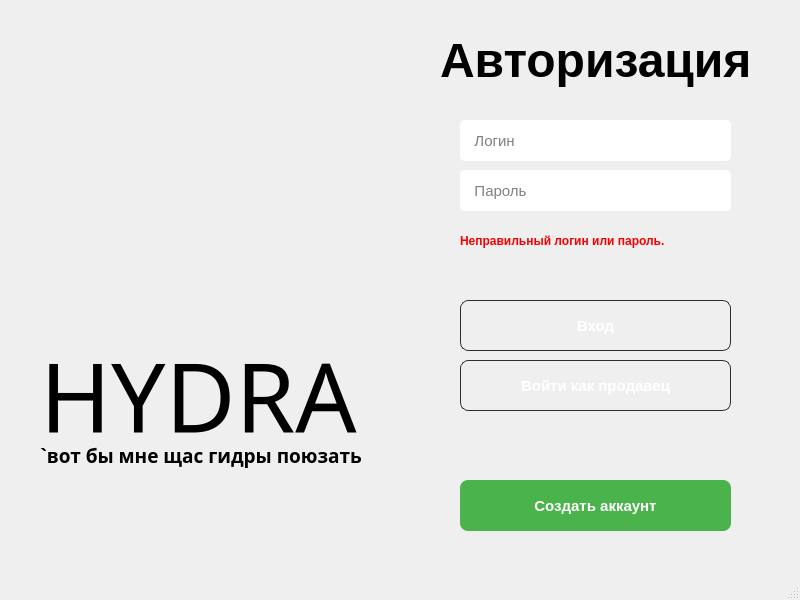
Qt form source/menu/mainwindow.ui (gotovkk/QtMarket) before a commit.
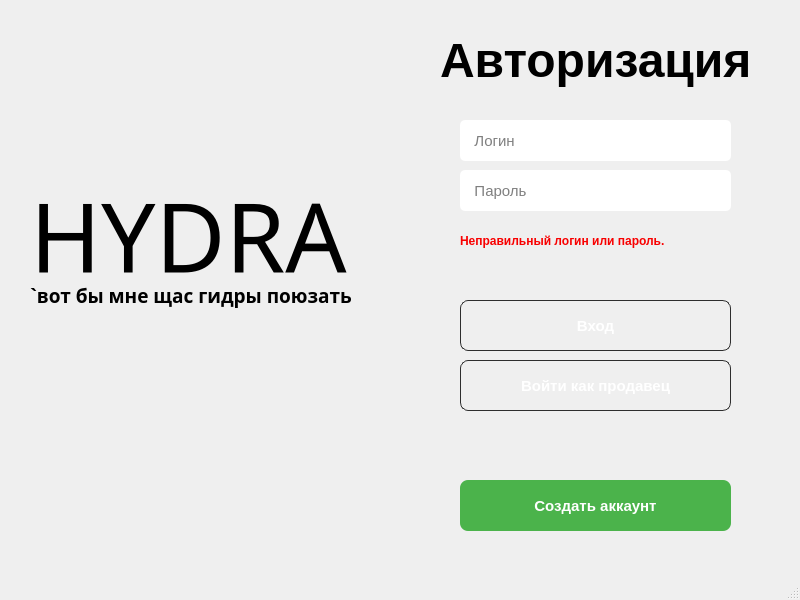
The same form after that commit. Icons and pictures are not drawn.

Diff of the .ui file:
```diff
--- a/source/menu/mainwindow.ui
+++ b/source/menu/mainwindow.ui
@@ -229,8 +229,8 @@
    <widget class="QLabel" name="MarketName">
     <property name="geometry">
      <rect>
-      <x>40</x>
-      <y>320</y>
+      <x>30</x>
+      <y>160</y>
       <width>401</width>
       <height>151</height>
      </rect>
@@ -250,8 +250,8 @@
    <widget class="QLabel" name="slogan">
     <property name="geometry">
      <rect>
-      <x>40</x>
-      <y>440</y>
+      <x>30</x>
+      <y>280</y>
       <width>361</width>
       <height>31</height>
      </rect>
@@ -290,6 +290,25 @@
      <string>Неправильный логин или пароль.</string>
     </property>
    </widget>
+   <widget class="QLabel" name="label">
+    <property name="geometry">
+     <rect>
+      <x>10</x>
+      <y>460</y>
+      <width>111</width>
+      <height>131</height>
+     </rect>
+    </property>
+    <property name="text">
+     <string/>
+    </property>
+    <property name="pixmap">
+     <pixmap resource="../../resources/Res.qrc">:/hydraLogo/gudraLobo.png</pixmap>
+    </property>
+    <property name="scaledContents">
+     <bool>true</bool>
+    </property>
+   </widget>
   </widget>
   <widget class="QMenuBar" name="menubar">
    <property name="geometry">
```
Left out of the diff: 4 changed lines with no effect on the pictures.
